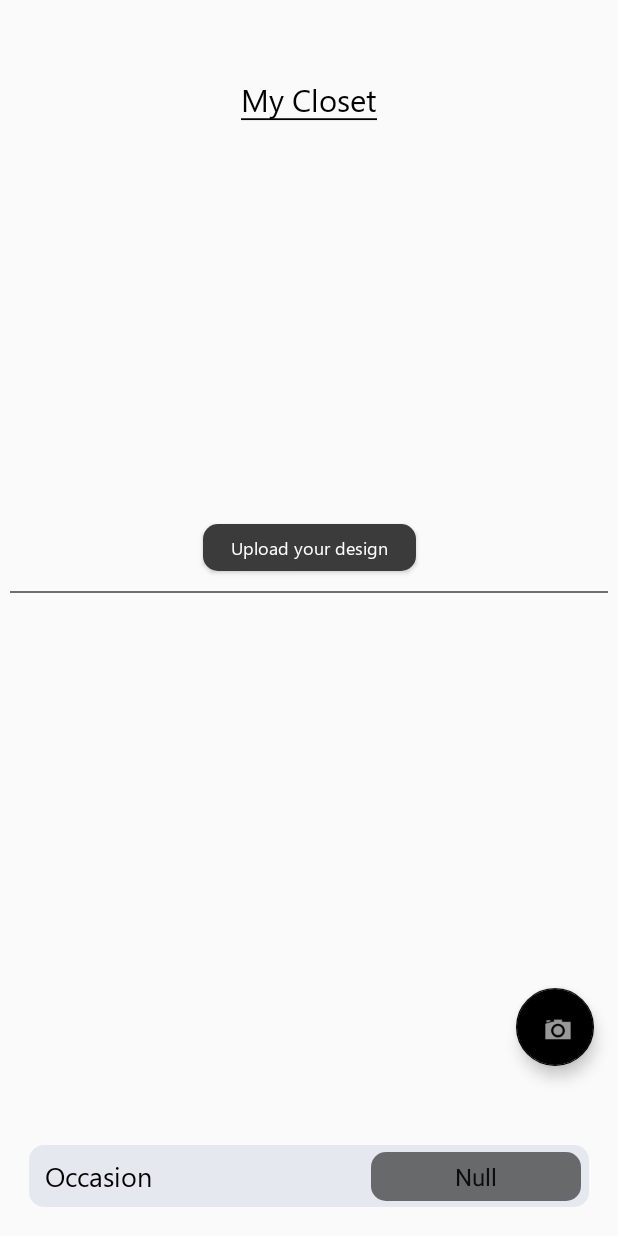
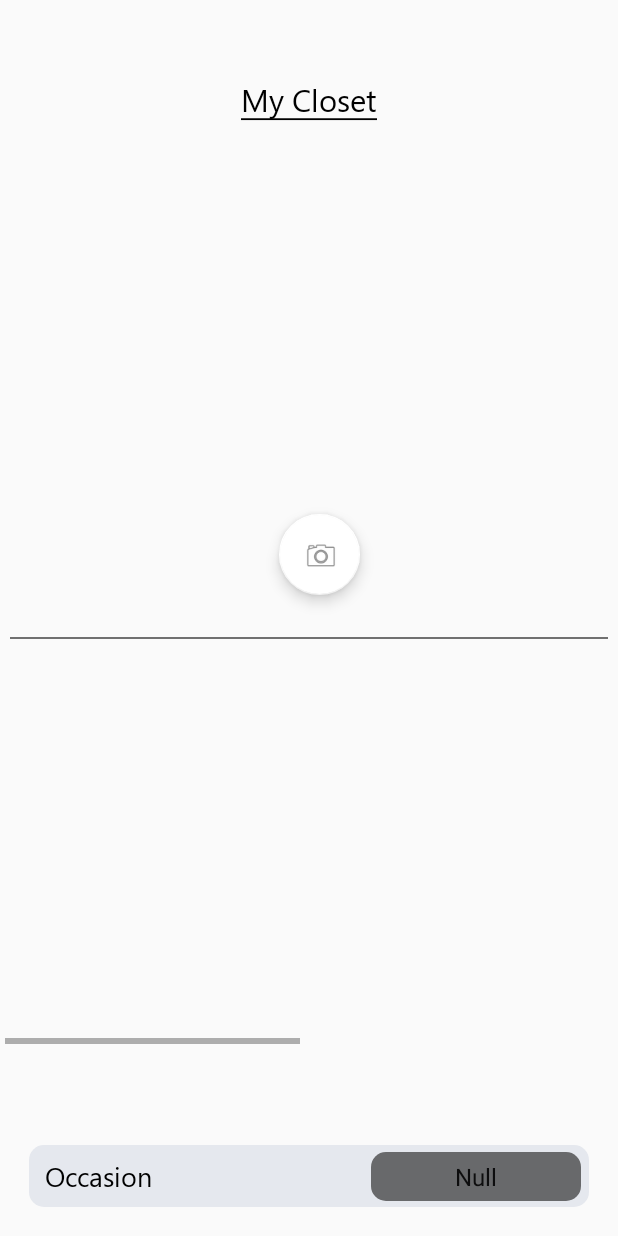
Before and after one commit to Snehal-Singh174/SvaKatha, an Android app: the MyCloset screen opened directly, with no data from a screen before it, on a phone screen of 412 x 824 dp. Run offline under Robolectric (Android 15) with nearby library versions, the phone set to English and light mode, and no system bars; our stand-ins replace sdp/ssp sizes; 1 statement that could not run was skipped.

Commit message:
cloudVison updated

```diff
--- a/app/src/main/java/com/example/svakatha/MainActivity1.java
+++ b/app/src/main/java/com/example/svakatha/MainActivity1.java
@@ -20,6 +20,7 @@ package com.example.svakatha;
 import android.Manifest;
 import android.content.Intent;
 import android.graphics.Bitmap;
+import android.graphics.Color;
 import android.net.Uri;
 import android.os.AsyncTask;
 import android.os.Bundle;
@@ -77,8 +78,16 @@ public class MainActivity1 extends AppCompatActivity {
     public static final int CAMERA_PERMISSIONS_REQUEST = 2;
     public static final int CAMERA_IMAGE_REQUEST = 3;
 
-    private TextView mImageDetails;
+    //private TextView mImageDetails;
     private ImageView mMainImage;
+    public ImageView image2;
+    public ImageView image3;
+    public ImageView image4;
+    public ImageView image5;
+    public ImageView image6;
+    public ImageView image7;
+//testing
+    public int i = 0;
 
     @Override
     protected void onCreate(Bundle savedInstanceState) {
@@ -86,6 +95,12 @@ public class MainActivity1 extends AppCompatActivity {
         setContentView(R.layout.activity_my_closet);
         //Toolbar toolbar = findViewById(R.id.toolbar);
         //setSupportActionBar(toolbar);
+        image2 = findViewById(R.id.imageView2);
+        image3 = findViewById(R.id.imageView3);
+        image4 = findViewById(R.id.imageView4);
+        image5 = findViewById(R.id.imageView5);
+        image6 = findViewById(R.id.imageView6);
+        image7 = findViewById(R.id.imageView7);
 
         FloatingActionButton fab = findViewById(R.id.fab);
         fab.setOnClickListener(view -> {
@@ -97,8 +112,9 @@ public class MainActivity1 extends AppCompatActivity {
             builder.create().show();
         });
 
-        mImageDetails = findViewById(R.id.image_details);
+        //mImageDetails = findViewById(R.id.image_details);
         mMainImage = findViewById(R.id.main_image);
+
     }
 
     public void startGalleryChooser() {
@@ -171,6 +187,34 @@ public class MainActivity1 extends AppCompatActivity {
 
                 callCloudVision(bitmap);
                 mMainImage.setImageBitmap(bitmap);
+                i++;
+              //testing
+                if( i == 1)
+                {
+                    image2.setImageBitmap(bitmap);
+
+                }else if (i == 2)
+                {
+                    image3.setImageBitmap(bitmap);
+
+                }else if (i == 3)
+                {
+                    image4.setImageBitmap(bitmap);
+
+                }else if (i == 4)
+                {
+                    image5.setImageBitmap(bitmap);
+
+                }else if (i == 5)
+                {
+                    image6.setImageBitmap(bitmap);
+
+                }else if (i == 6)
+                {
+                    image7.setImageBitmap(bitmap);
+
+                }
+
 
             } catch (IOException e) {
                 Log.d(TAG, "Image picking failed because " + e.getMessage());
@@ -277,8 +321,8 @@ public class MainActivity1 extends AppCompatActivity {
         protected void onPostExecute(String result) {
             MainActivity1 activity = mActivityWeakReference.get();
             if (activity != null && !activity.isFinishing()) {
-                TextView imageDetail = activity.findViewById(R.id.image_details);
-                imageDetail.setText(result);
+                //TextView imageDetail = activity.findViewById(R.id.image_details);
+                //imageDetail.setText(result);
             }
         }
     }
--- a/app/src/main/java/com/example/svakatha/MyCloset.java
+++ b/app/src/main/java/com/example/svakatha/MyCloset.java
@@ -16,8 +16,8 @@ import androidx.appcompat.app.AppCompatActivity;
 public class MyCloset extends AppCompatActivity {
 
     TextView closettitle,occupation,separator;
-    ImageView topwear,bottomwear,footwear,otherwear,topwear1,bottomwear1,footwear1,topwear2,
-    bottomwear2,footwear2,topwear3,bottomwear3,footwear3;
+    //ImageView topwear,bottomwear,footwear,otherwear,topwear1,bottomwear1,footwear1,topwear2,
+    //bottomwear2,footwear2,topwear3,bottomwear3,footwear3;
     Button upload;
     Spinner spinner;
     ArrayAdapter<CharSequence> adapter1;
@@ -30,20 +30,6 @@ public class MyCloset extends AppCompatActivity {
 
         closettitle = (TextView)findViewById(R.id.closet_title);
         occupation = (TextView)findViewById(R.id.closet_occupation);
-        topwear = (ImageView)findViewById(R.id.top_wear);
-        otherwear = (ImageView)findViewById(R.id.other_wear);
-        footwear = (ImageView)findViewById(R.id.foot_wear);
-        bottomwear = (ImageView)findViewById(R.id.bottom_wear);
-        topwear1 = (ImageView)findViewById(R.id.top_wear_1);
-        footwear1 = (ImageView)findViewById(R.id.foot_wear_1);
-        bottomwear1 = (ImageView)findViewById(R.id.bottom_wear_1);
-        topwear2 = (ImageView)findViewById(R.id.top_wear_2);
-        footwear2 = (ImageView)findViewById(R.id.foot_wear_2);
-        bottomwear2 = (ImageView)findViewById(R.id.bottom_wear_2);
-        topwear3 = (ImageView)findViewById(R.id.top_wear_3);
-        footwear3 = (ImageView)findViewById(R.id.foot_wear_3);
-        bottomwear3 = (ImageView)findViewById(R.id.bottom_wear_3);
-        upload = (Button)findViewById(R.id.upload_button);
         separator = (TextView)findViewById(R.id.separator);
 
         spinner = findViewById(R.id.spinner2);
--- a/app/src/main/java/com/example/svakatha/Shoppingpage.java
+++ b/app/src/main/java/com/example/svakatha/Shoppingpage.java
@@ -58,8 +58,8 @@ public class Shoppingpage extends Activity implements View.OnClickListener{
         imageView2.setOnClickListener(this);
         imageView3.setOnClickListener(this);
         imageView4.setOnClickListener(this);
-
-        imageView5.setOnClickListener(this);imageView2.setOnClickListener(this);
+        imageView5.setOnClickListener(this);
+        imageView2.setOnClickListener(this);
         imageView6.setOnClickListener(this);
         imageView7.setOnClickListener(this);
         button.setOnClickListener(this);
--- a/app/src/main/res/layout/activity_my_closet.xml
+++ b/app/src/main/res/layout/activity_my_closet.xml
@@ -7,7 +7,14 @@
     tools:context=".MyCloset"
     tools:visibility="visible">
 
-    <include layout="@layout/content_main" />
+    <include
+        android:id="@+id/include"
+        layout="@layout/content_main"
+        android:layout_marginTop="2dp"
+        app:layout_constraintBottom_toBottomOf="parent"
+        app:layout_constraintEnd_toEndOf="parent"
+        app:layout_constraintStart_toStartOf="parent"
+        app:layout_constraintTop_toBottomOf="@+id/closet_title"/>
 
     <TextView
         android:id="@+id/closet_title"
@@ -23,60 +30,6 @@
         app:layout_constraintStart_toStartOf="parent"
         app:layout_constraintTop_toTopOf="parent" />
 
-    <ImageView
-        android:id="@+id/bottom_wear"
-        android:layout_width="@dimen/_100sdp"
-        android:layout_height="@dimen/_165sdp"
-        android:layout_marginTop="@dimen/_30sdp"
-        android:layout_marginEnd="@dimen/_80sdp"
-        app:layout_constraintEnd_toEndOf="parent"
-        app:layout_constraintTop_toBottomOf="@+id/closet_title" />
-
-    <ImageView
-        android:id="@+id/top_wear"
-        android:layout_width="@dimen/_60sdp"
-        android:layout_height="@dimen/_60sdp"
-        android:layout_marginTop="@dimen/_30sdp"
-        app:layout_constraintEnd_toStartOf="@+id/bottom_wear"
-        app:layout_constraintHorizontal_bias="0.91"
-        app:layout_constraintStart_toStartOf="parent"
-        app:layout_constraintTop_toBottomOf="@+id/closet_title" />
-
-    <ImageView
-        android:id="@+id/other_wear"
-        android:layout_width="@dimen/_40sdp"
-        android:layout_height="@dimen/_50sdp"
-        android:layout_marginTop="@dimen/_8sdp"
-        app:layout_constraintEnd_toStartOf="@+id/bottom_wear"
-        app:layout_constraintHorizontal_bias="0.91"
-        app:layout_constraintStart_toStartOf="parent"
-        app:layout_constraintTop_toBottomOf="@+id/top_wear" />
-
-    <ImageView
-        android:id="@+id/foot_wear"
-        android:layout_width="@dimen/_80sdp"
-        android:layout_height="@dimen/_35sdp"
-        android:layout_marginTop="@dimen/_10sdp"
-        app:layout_constraintEnd_toStartOf="@+id/bottom_wear"
-        app:layout_constraintHorizontal_bias="0.91"
-        app:layout_constraintStart_toStartOf="parent"
-        app:layout_constraintTop_toBottomOf="@+id/other_wear" />
-
-    <Button
-        android:id="@+id/upload_button"
-        android:layout_width="@dimen/_109sdp"
-        android:layout_height="@dimen/_24sdp"
-        android:layout_marginTop="@dimen/_10sdp"
-        android:background="@drawable/editprofilbutton"
-        android:fontFamily="@font/segoe"
-        android:text="Upload your design"
-        android:textAlignment="center"
-        android:textAllCaps="false"
-        android:textColor="#ffffff"
-        android:textSize="@dimen/_9ssp"
-        app:layout_constraintEnd_toEndOf="parent"
-        app:layout_constraintStart_toStartOf="parent"
-        app:layout_constraintTop_toBottomOf="@+id/bottom_wear" />
 
     <TextView
         android:id="@+id/separator"
@@ -84,99 +37,82 @@
         android:layout_width="match_parent"
         android:layout_height="@dimen/_1sdp"
         android:layout_marginStart="@dimen/_5sdp"
-        android:layout_marginTop="@dimen/_10sdp"
         android:layout_marginEnd="@dimen/_5sdp"
         android:background="#707070"
+        app:layout_constraintBottom_toTopOf="@+id/closet_occupation"
+        app:layout_constraintEnd_toEndOf="parent"
+        app:layout_constraintHorizontal_bias="0.0"
+        app:layout_constraintStart_toStartOf="parent"
+        app:layout_constraintTop_toBottomOf="@+id/fab"
+        app:layout_constraintVertical_bias="0.076" />
+
+    <HorizontalScrollView
+        android:id="@+id/scrollView"
+        android:layout_width="406dp"
+        android:layout_height="232dp"
+        android:layout_gravity="center"
+        app:layout_constraintBottom_toTopOf="@+id/closet_occupation"
         app:layout_constraintEnd_toEndOf="parent"
         app:layout_constraintStart_toStartOf="parent"
-        app:layout_constraintTop_toBottomOf="@+id/upload_button"/>
+        app:layout_constraintTop_toBottomOf="@+id/fab">
+
+        <LinearLayout
+            android:layout_width="fill_parent"
+            android:layout_height="wrap_content"
+            android:orientation="horizontal">
 
 
             <ImageView
-        android:id="@+id/top_wear_1"
-        android:layout_width="@dimen/_46sdp"
-        android:layout_height="@dimen/_46sdp"
-        android:layout_marginStart="@dimen/_15sdp"
-        android:layout_marginTop="@dimen/_15sdp"
-        app:layout_constraintStart_toStartOf="parent"
-        app:layout_constraintTop_toBottomOf="@+id/separator" />
+                android:id="@+id/imageView2"
+                android:layout_width="140dp"
+                android:layout_height="206dp"
+                android:padding="15dp"
+                />
 
             <ImageView
-        android:id="@+id/foot_wear_1"
-        android:layout_width="@dimen/_44sdp"
-        android:layout_height="@dimen/_30sdp"
-        android:layout_marginStart="@dimen/_15sdp"
-        android:layout_marginTop="@dimen/_5sdp"
-        app:layout_constraintStart_toStartOf="parent"
-        app:layout_constraintTop_toBottomOf="@+id/top_wear_1" />
+                android:id="@+id/imageView3"
+                android:layout_width="140dp"
+                android:layout_height="206dp"
+                android:layout_gravity="center"
+                android:padding="15dp"
+                 />
 
             <ImageView
-        android:id="@+id/bottom_wear_1"
-        android:layout_width="@dimen/_55sdp"
-        android:layout_height="@dimen/_90sdp"
-        android:layout_marginStart="@dimen/_8sdp"
-        android:layout_marginTop="@dimen/_15sdp"
-        app:layout_constraintStart_toEndOf="@+id/top_wear_1"
-        app:layout_constraintTop_toBottomOf="@+id/separator" />
+                android:id="@+id/imageView4"
+                android:layout_width="137dp"
+                android:layout_height="208dp"
+                android:layout_gravity="center"
+                android:padding="15dp"
+                 />
 
             <ImageView
-        android:id="@+id/top_wear_2"
-        android:layout_width="@dimen/_46sdp"
-        android:layout_height="@dimen/_46sdp"
-        android:layout_marginStart="@dimen/_120sdp"
-        android:layout_marginTop="@dimen/_110sdp"
-        app:layout_constraintStart_toStartOf="parent"
-        app:layout_constraintTop_toBottomOf="@+id/separator" />
+                android:id="@+id/imageView5"
+                android:layout_width="140dp"
+                android:layout_height="206dp"
+                android:layout_gravity="center"
+                android:padding="15dp"
+                 />
 
             <ImageView
-        android:id="@+id/foot_wear_2"
-        android:layout_width="@dimen/_44sdp"
-        android:layout_height="@dimen/_30sdp"
-        android:layout_marginStart="@dimen/_120sdp"
-        android:layout_marginTop="@dimen/_5sdp"
-        android:visibility="visible"
-        app:layout_constraintStart_toStartOf="parent"
-        app:layout_constraintTop_toBottomOf="@+id/top_wear_2" />
+                android:id="@+id/imageView6"
+                android:layout_width="140dp"
+                android:layout_height="206dp"
+                android:layout_gravity="center"
+                android:padding="15dp"
+                 />
 
             <ImageView
-        android:id="@+id/bottom_wear_2"
-        android:layout_width="@dimen/_55sdp"
-        android:layout_height="@dimen/_90sdp"
-        android:layout_marginStart="@dimen/_8sdp"
-        android:layout_marginTop="@dimen/_110sdp"
-        android:visibility="visible"
-        app:layout_constraintStart_toEndOf="@+id/top_wear_2"
-        app:layout_constraintTop_toBottomOf="@+id/separator" />
+                android:id="@+id/imageView7"
+                android:layout_width="140dp"
+                android:layout_height="206dp"
+                android:layout_gravity="center"
+                android:padding="15dp"
+                />
 
-    <ImageView
-        android:id="@+id/top_wear_3"
-        android:layout_width="@dimen/_46sdp"
-        android:layout_height="@dimen/_46sdp"
-        android:layout_marginTop="@dimen/_15sdp"
-        android:visibility="visible"
-        android:layout_marginEnd="@dimen/_5sdp"
-        app:layout_constraintTop_toBottomOf="@+id/separator"
-        app:layout_constraintEnd_toStartOf="@+id/bottom_wear_3"/>
-    <ImageView
-        android:id="@+id/bottom_wear_3"
-        android:layout_width="@dimen/_55sdp"
-        android:layout_height="@dimen/_90sdp"
-        android:layout_marginStart="@dimen/_8sdp"
-        android:layout_marginTop="@dimen/_15sdp"
-        android:visibility="visible"
-        android:layout_marginEnd="@dimen/_10sdp"
-        app:layout_constraintEnd_toEndOf="parent"
-        app:layout_constraintTop_toBottomOf="@+id/separator" />
+        </LinearLayout>
 
-    <ImageView
-        android:id="@+id/foot_wear_3"
-        android:layout_width="@dimen/_44sdp"
-        android:layout_height="@dimen/_30sdp"
-        android:layout_marginTop="@dimen/_5sdp"
-        android:visibility="visible"
-        android:layout_marginEnd="@dimen/_5sdp"
-        app:layout_constraintTop_toBottomOf="@+id/top_wear_3"
-        app:layout_constraintEnd_toStartOf="@+id/bottom_wear_3"/>
+    </HorizontalScrollView>
+
     <TextView
         android:id="@+id/closet_occupation"
         android:layout_width="match_parent"
@@ -208,19 +144,18 @@
     <com.google.android.material.floatingactionbutton.FloatingActionButton
         android:id="@+id/fab"
         android:layout_width="66dp"
-        android:layout_height="52dp"
-        android:layout_gravity="bottom|end"
+        android:layout_height="54dp"
+        android:layout_gravity="center"
         android:layout_margin="@dimen/fab_margin"
-        android:layout_marginStart="66dp"
-        android:layout_marginTop="89dp"
-        android:layout_marginEnd="31dp"
+        android:layout_marginStart="16dp"
         android:layout_marginBottom="141dp"
         android:src="@android:drawable/ic_menu_camera"
         app:layout_constraintBottom_toTopOf="@+id/closet_occupation"
         app:layout_constraintEnd_toEndOf="parent"
-        app:layout_constraintHorizontal_bias="1.0"
-        app:layout_constraintStart_toEndOf="@+id/bottom_wear_2"
-        app:layout_constraintTop_toBottomOf="@+id/bottom_wear_3"
-        app:layout_constraintVertical_bias="0.753" />
+        app:layout_constraintHorizontal_bias="0.521"
+        app:layout_constraintStart_toStartOf="parent"
+        app:layout_constraintTop_toTopOf="@+id/include"
+        app:layout_constraintVertical_bias="0.413"
+        app:backgroundTint="@android:color/background_light"/>
 
 </androidx.constraintlayout.widget.ConstraintLayout>
--- a/app/src/main/res/layout/content_main.xml
+++ b/app/src/main/res/layout/content_main.xml
@@ -23,27 +23,12 @@
             android:layout_height="wrap_content"
             android:orientation="vertical">
 
-            <TextView
-                android:id="@+id/image_name"
-                android:layout_width="match_parent"
-                android:layout_height="wrap_content"
-                android:layout_marginBottom="8dp"
-                android:textSize="21dp"
-                />
-
-            <TextView
-                android:id="@+id/image_details"
-                android:layout_width="match_parent"
-                android:layout_height="wrap_content"
-                android:layout_marginBottom="15dp"
-                android:text=""/>
-
             <ImageView
                 android:id="@+id/main_image"
-                android:layout_marginTop="120dp"
-                android:layout_width="match_parent"
+                android:layout_gravity="center"
+                android:layout_width="200dp"
                 android:layout_height="200dp"
-                android:scaleType="fitCenter" />
+                android:scaleType="fitCenter"/>
         </LinearLayout>
     </ScrollView>
 </RelativeLayout>
```
Lines whose indentation alone changed are shown as unchanged.
